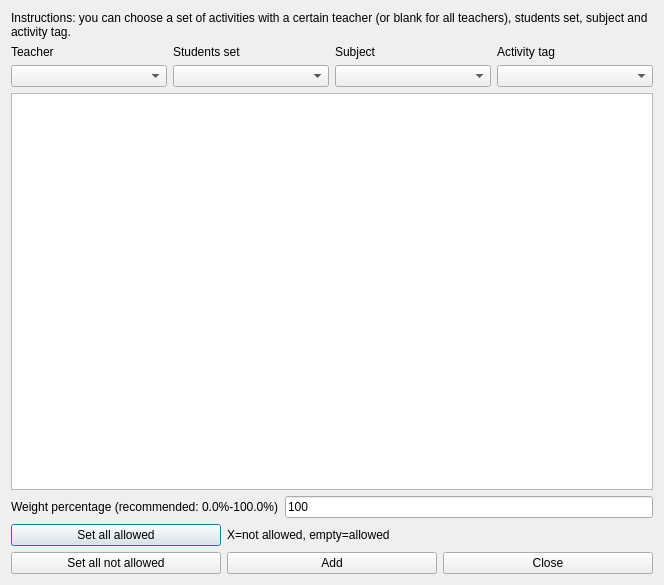
First picture: the form in src/interface/addconstraintactivitiespreferredtimeslotsform_template.ui, repository karandit/fet, before the edit.
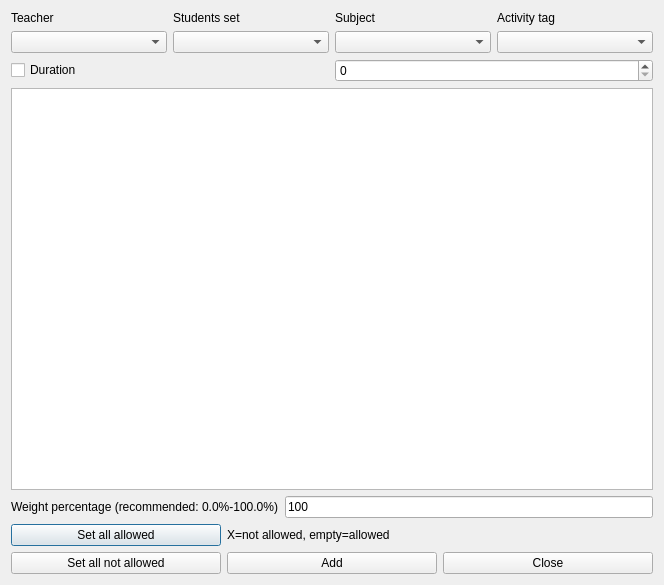
Second picture: the form after the edit.

What changed in the file:
```diff
--- a/src/interface/addconstraintactivitiespreferredtimeslotsform_template.ui
+++ b/src/interface/addconstraintactivitiespreferredtimeslotsform_template.ui
@@ -15,22 +15,6 @@
   </property>
   <layout class="QGridLayout" name="gridLayout_2">
    <item row="0" column="0">
-    <widget class="QLabel" name="instructionsTextLabel">
-     <property name="sizePolicy">
-      <sizepolicy hsizetype="Minimum" vsizetype="Minimum">
-       <horstretch>0</horstretch>
-       <verstretch>0</verstretch>
-      </sizepolicy>
-     </property>
-     <property name="text">
-      <string>Instructions: you can choose a set of activities with a certain teacher (or blank for all teachers), students set, subject and activity tag.</string>
-     </property>
-     <property name="wordWrap">
-      <bool>true</bool>
-     </property>
-    </widget>
-   </item>
-   <item row="1" column="0">
     <layout class="QGridLayout" name="filterGridLayout">
      <item row="0" column="3">
       <widget class="QLabel" name="activityTagsTextLabel">
@@ -86,6 +70,20 @@
      </item>
     </layout>
    </item>
+   <item row="1" column="0">
+    <layout class="QHBoxLayout" name="horizontalLayout">
+     <item>
+      <widget class="QCheckBox" name="durationCheckBox">
+       <property name="text">
+        <string>Duration</string>
+       </property>
+      </widget>
+     </item>
+     <item>
+      <widget class="QSpinBox" name="durationSpinBox"/>
+     </item>
+    </layout>
+   </item>
    <item row="2" column="0">
     <widget class="QTableWidget" name="preferredTimesTable"/>
    </item>
```
Left out of the diff: 2 changed lines with no effect on the pictures.
